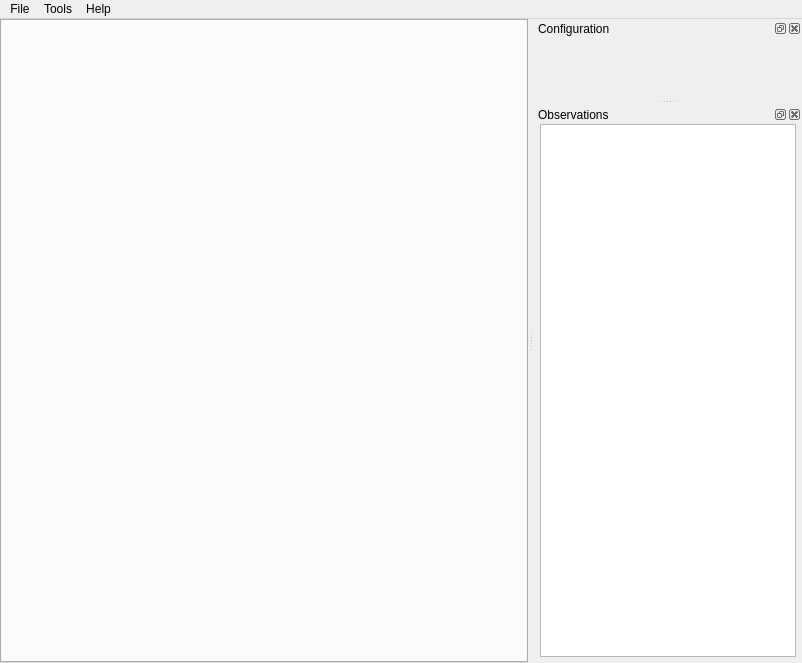
Above: apps/robot-map-gui/gui/CMainWindow.ui from MRPT/mrpt before the change. Below: the same form after it.
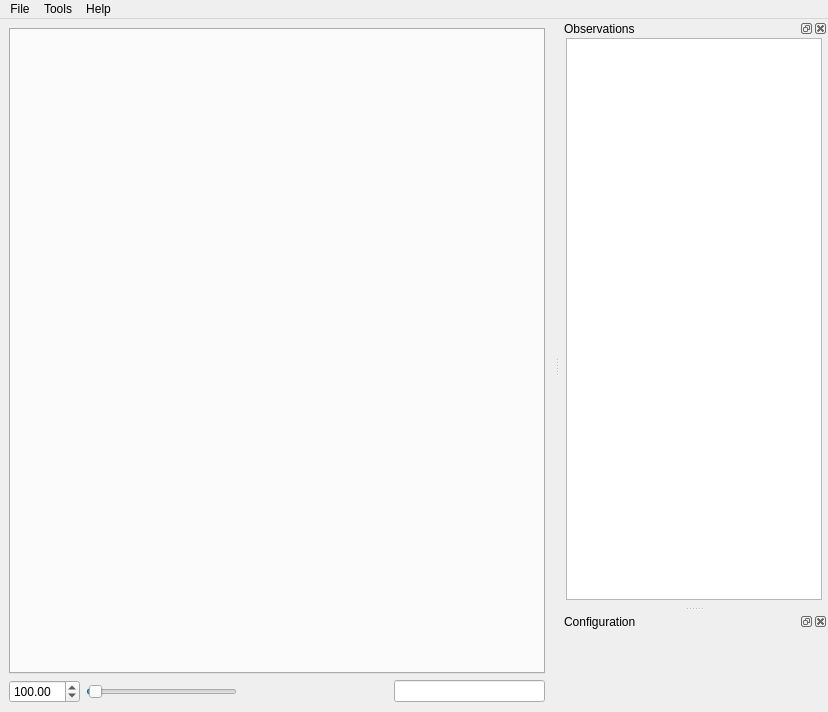
That is the form after the change. Custom widgets are drawn as their Qt base class.

Commit message: robot-map-gui: zoom control widgets

```diff
--- a/apps/robot-map-gui/gui/CMainWindow.ui
+++ b/apps/robot-map-gui/gui/CMainWindow.ui
@@ -6,33 +6,74 @@
    <rect>
     <x>0</x>
     <y>0</y>
-    <width>802</width>
-    <height>663</height>
+    <width>828</width>
+    <height>712</height>
    </rect>
   </property>
   <property name="windowTitle">
    <string>Main Window</string>
   </property>
   <widget class="QWidget" name="centralwidget">
-   <layout class="QHBoxLayout" name="horizontalLayout_2">
-    <property name="spacing">
-     <number>0</number>
-    </property>
-    <property name="leftMargin">
-     <number>0</number>
-    </property>
-    <property name="topMargin">
-     <number>0</number>
-    </property>
-    <property name="rightMargin">
-     <number>0</number>
-    </property>
-    <property name="bottomMargin">
-     <number>0</number>
-    </property>
+   <layout class="QVBoxLayout" name="verticalLayout_4">
     <item>
      <widget class="QTabWidget" name="m_tabWidget"/>
     </item>
+    <item>
+     <layout class="QHBoxLayout" name="horizontalLayout">
+      <item>
+       <widget class="QDoubleSpinBox" name="m_zoom">
+        <property name="minimum">
+         <double>1.000000000000000</double>
+        </property>
+        <property name="maximum">
+         <double>3200.000000000000000</double>
+        </property>
+        <property name="value">
+         <double>100.000000000000000</double>
+        </property>
+       </widget>
+      </item>
+      <item>
+       <widget class="QSlider" name="m_zoomSlider">
+        <property name="minimum">
+         <number>1</number>
+        </property>
+        <property name="maximum">
+         <number>3200</number>
+        </property>
+        <property name="pageStep">
+         <number>1</number>
+        </property>
+        <property name="value">
+         <number>50</number>
+        </property>
+        <property name="orientation">
+         <enum>Qt::Horizontal</enum>
+        </property>
+       </widget>
+      </item>
+      <item>
+       <spacer name="horizontalSpacer">
+        <property name="orientation">
+         <enum>Qt::Horizontal</enum>
+        </property>
+        <property name="sizeHint" stdset="0">
+         <size>
+          <width>40</width>
+          <height>20</height>
+         </size>
+        </property>
+       </spacer>
+      </item>
+      <item>
+       <widget class="QLineEdit" name="m_infoUnderCursor">
+        <property name="readOnly">
+         <bool>true</bool>
+        </property>
+       </widget>
+      </item>
+     </layout>
+    </item>
    </layout>
   </widget>
   <widget class="QMenuBar" name="menuBar">
@@ -40,7 +81,7 @@
     <rect>
      <x>0</x>
      <y>0</y>
-     <width>802</width>
+     <width>828</width>
      <height>19</height>
     </rect>
    </property>
@@ -68,33 +109,6 @@
    <addaction name="menuTools"/>
    <addaction name="menuHelp"/>
   </widget>
-  <widget class="QDockWidget" name="m_dockWidgetConfig">
-   <property name="windowTitle">
-    <string>Configuration</string>
-   </property>
-   <attribute name="dockWidgetArea">
-    <number>2</number>
-   </attribute>
-   <widget class="CConfigWidget" name="m_configWidget">
-    <layout class="QHBoxLayout" name="horizontalLayout_3">
-     <property name="spacing">
-      <number>0</number>
-     </property>
-     <property name="leftMargin">
-      <number>6</number>
-     </property>
-     <property name="topMargin">
-      <number>6</number>
-     </property>
-     <property name="rightMargin">
-      <number>6</number>
-     </property>
-     <property name="bottomMargin">
-      <number>6</number>
-     </property>
-    </layout>
-   </widget>
-  </widget>
   <widget class="QDockWidget" name="m_dockWidgetObs">
    <property name="windowTitle">
     <string>Observations</string>
@@ -126,6 +140,23 @@
     </layout>
    </widget>
   </widget>
+  <widget class="QDockWidget" name="m_dockWidgetConfig">
+   <property name="enabled">
+    <bool>true</bool>
+   </property>
+   <property name="floating">
+    <bool>false</bool>
+   </property>
+   <property name="windowTitle">
+    <string>Configuration</string>
+   </property>
+   <attribute name="dockWidgetArea">
+    <number>2</number>
+   </attribute>
+   <widget class="CConfigWidget" name="m_configWidget">
+    <layout class="QVBoxLayout" name="verticalLayout_2"/>
+   </widget>
+  </widget>
   <action name="openAction">
    <property name="text">
     <string>Open</string>
```
Left out of the diff: 58 changed lines with no effect on the pictures. The commit also changes 7 other files.
